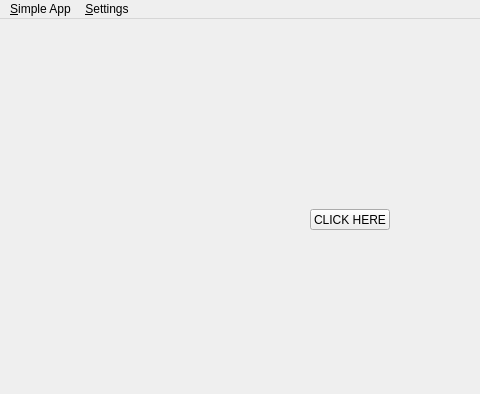
This is mainwindow.ui in WiLDPT/qt_widget as Qt 5 draws it before an edit; both pictures show x 0 to 480 and y 0 to 394 of the 800 by 600 pixel window. The edited form follows.
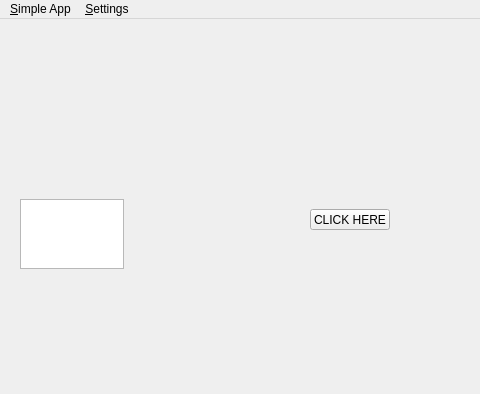
This is the edited form.

The edit to the form file:
```diff
--- a/mainwindow.ui
+++ b/mainwindow.ui
@@ -40,6 +40,16 @@
      <string>CLICK HERE</string>
     </property>
    </widget>
+   <widget class="QTextEdit" name="input_text">
+    <property name="geometry">
+     <rect>
+      <x>20</x>
+      <y>180</y>
+      <width>104</width>
+      <height>70</height>
+     </rect>
+    </property>
+   </widget>
   </widget>
   <widget class="QMenuBar" name="menubar">
    <property name="geometry">
```
Left out of the diff: 3 changed lines with no effect on the pictures.
